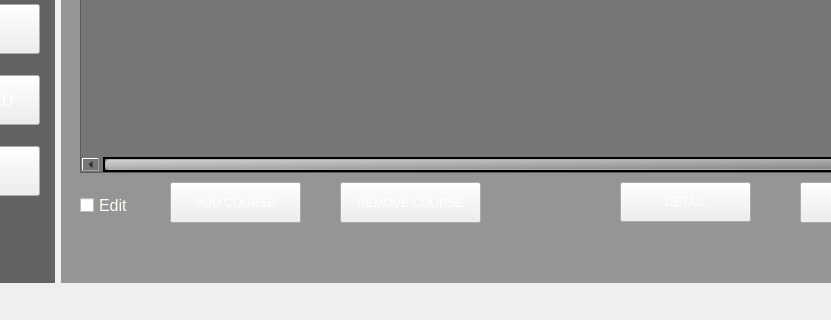
Qt form StudentManagementSystem/mainwindow.ui (BuhDuy256/Student-Management-GROUP6-KTLT-23CLC03) before a commit; both pictures show x 207 to 1038 and y 403 to 723 of the 1221 by 723 pixel window.
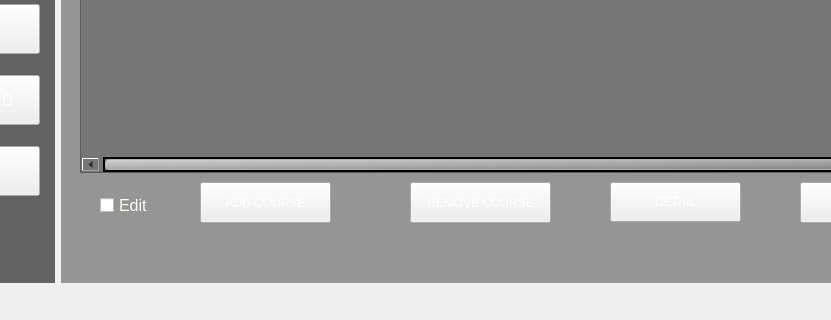
The same form after that commit. The open tabs and pages were chosen to show the change. Icons and pictures are not drawn.

Commit message: Change list design

Patch:
```diff
--- a/StudentManagementSystem/mainwindow.ui
+++ b/StudentManagementSystem/mainwindow.ui
@@ -5460,7 +5460,7 @@
                <widget class="QPushButton" name="button_viewStudent">
                 <property name="geometry">
                  <rect>
-                  <x>550</x>
+                  <x>540</x>
                   <y>500</y>
                   <width>131</width>
                   <height>40</height>
@@ -5504,7 +5504,7 @@
                <widget class="QCheckBox" name="checkBox_edit">
                 <property name="geometry">
                  <rect>
-                  <x>10</x>
+                  <x>30</x>
                   <y>510</y>
                   <width>93</width>
                   <height>26</height>
@@ -5528,7 +5528,7 @@
                <widget class="QPushButton" name="button_addCourse">
                 <property name="geometry">
                  <rect>
-                  <x>100</x>
+                  <x>130</x>
                   <y>500</y>
                   <width>131</width>
                   <height>41</height>
@@ -5541,7 +5541,7 @@
                <widget class="QPushButton" name="button_removeCourse">
                 <property name="geometry">
                  <rect>
-                  <x>270</x>
+                  <x>340</x>
                   <y>500</y>
                   <width>141</width>
                   <height>41</height>
```
Left out of the diff: 15 changed lines with no effect on the pictures.
